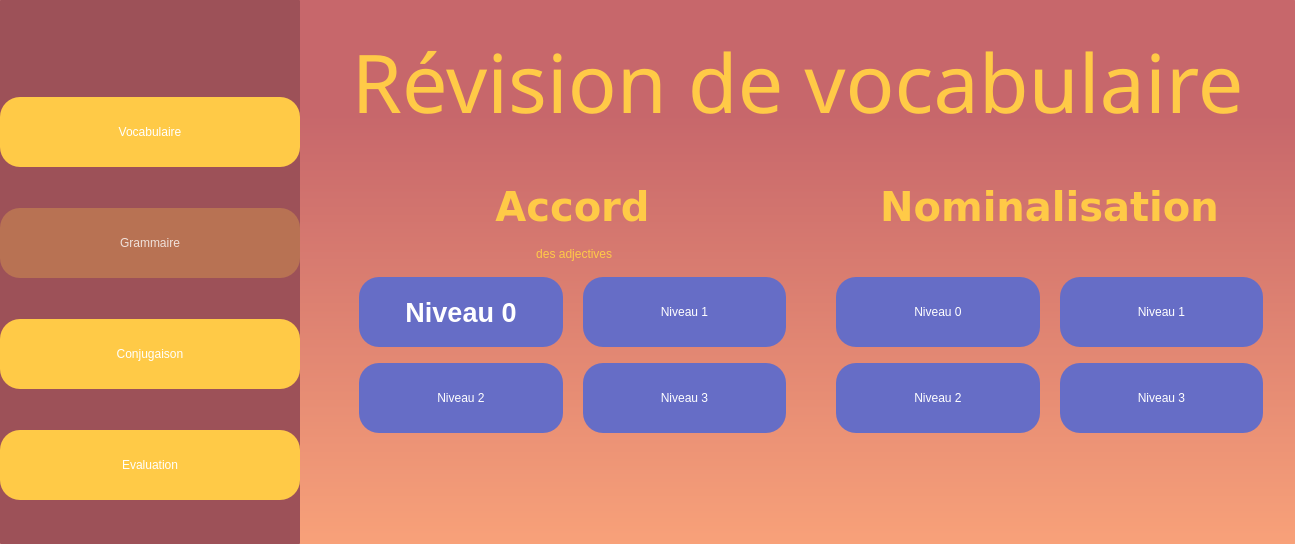
Before: the Qt Designer form Screens/Grammaire/grammaire_menuPage.ui in naderite/french-learn-app, drawn with Qt 5.
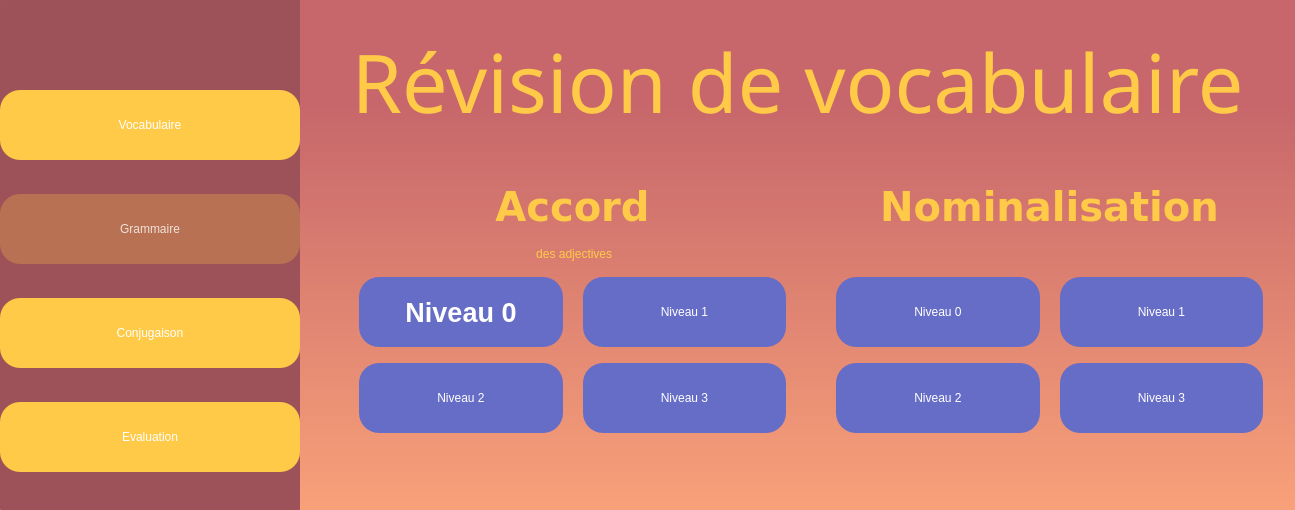
After: the same form once the commit is applied.

Patch:
```diff
--- a/Screens/Grammaire/grammaire_menuPage.ui
+++ b/Screens/Grammaire/grammaire_menuPage.ui
@@ -7,7 +7,7 @@
     <x>0</x>
     <y>0</y>
     <width>1295</width>
-    <height>544</height>
+    <height>510</height>
    </rect>
   </property>
   <property name="windowTitle">
```
